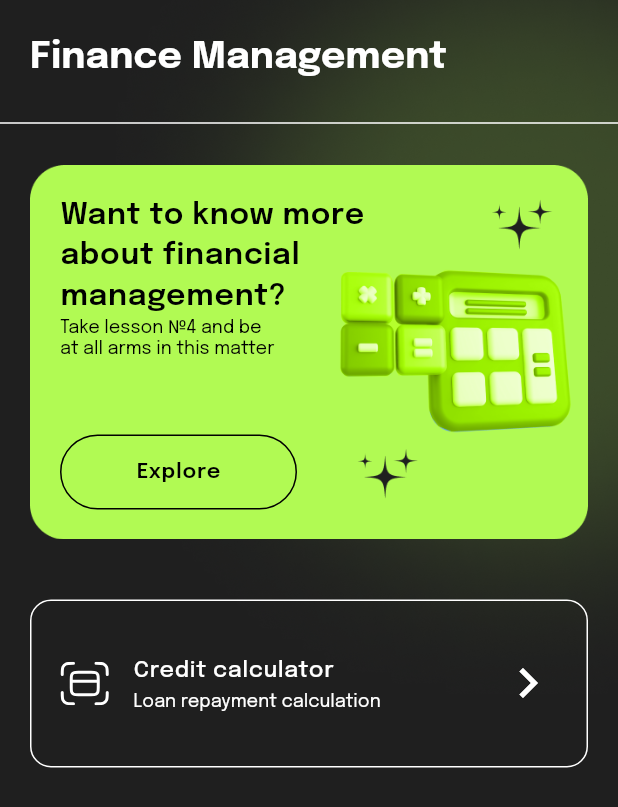
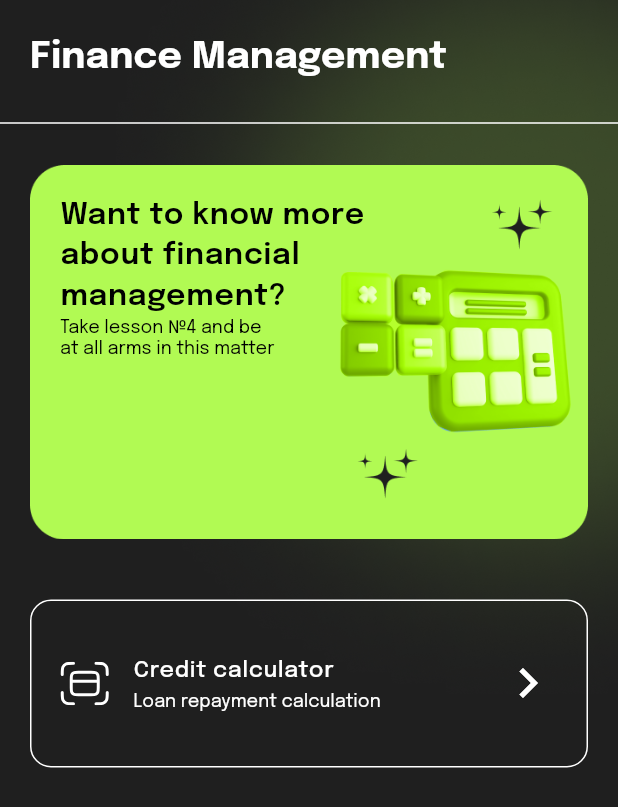
Before and after one commit to Andreikan4uk/quizzes, a Flutter app: the CalculatorView screen opened directly, on a phone screen of 412 x 824 dp. Shown: the top 807 px of the screen. Run offline on Flutter 3.47's test engine with Material 3 defaults, Android fonts, the light colour scheme and no system bars; our stand-ins replace connectivity_plus, firebase_core, firebase_crashlytics, firebase_remote_config, flutter_rating_bar, flutter_svg and 5 more; missing offline and left inert: webview_flutter_android, webview_flutter_wkwebview; accounts and stored records are empty.

Commit message:
Update app

```diff
--- a/lib/widgets/screens/calculator_main_view.dart
+++ b/lib/widgets/screens/calculator_main_view.dart
@@ -71,29 +71,6 @@ class _CalculatorViewState extends State<CalculatorView> {
                                   .copyWith(color: Colors.black),
                             ),
                             Spacer(),
-                            CupertinoButton(
-                              borderRadius: BorderRadius.circular(30),
-                              padding: EdgeInsets.zero,
-                              child: Container(
-                                decoration: BoxDecoration(
-                                  color: Theme.of(context).colorScheme.primary,
-                                  borderRadius: BorderRadius.circular(30),
-                                  border: Border.all(color: Colors.black),
-                                ),
-                                width: 158,
-                                height: 50,
-                                child: Center(
-                                  child: Text(
-                                    'Explore',
-                                    style: Theme.of(context)
-                                        .textTheme
-                                        .labelSmall!
-                                        .copyWith(color: Colors.black),
-                                  ),
-                                ),
-                              ),
-                              onPressed: null,
-                            ),
                           ],
                         ),
                       ),
--- a/pubspec.yaml
+++ b/pubspec.yaml
@@ -16,7 +16,7 @@ publish_to: 'none' # Remove this line if you wish to publish to pub.dev
 # https://developer.apple.com/library/archive/documentation/General/Reference/InfoPlistKeyReference/Articles/CoreFoundationKeys.html
 # In Windows, build-name is used as the major, minor, and patch parts
 # of the product and file versions while build-number is used as the build suffix.
-version: 1.0.2+1
+version: 1.0.2+2
 environment:
   sdk: '>=3.1.5 <4.0.0'
 
```
